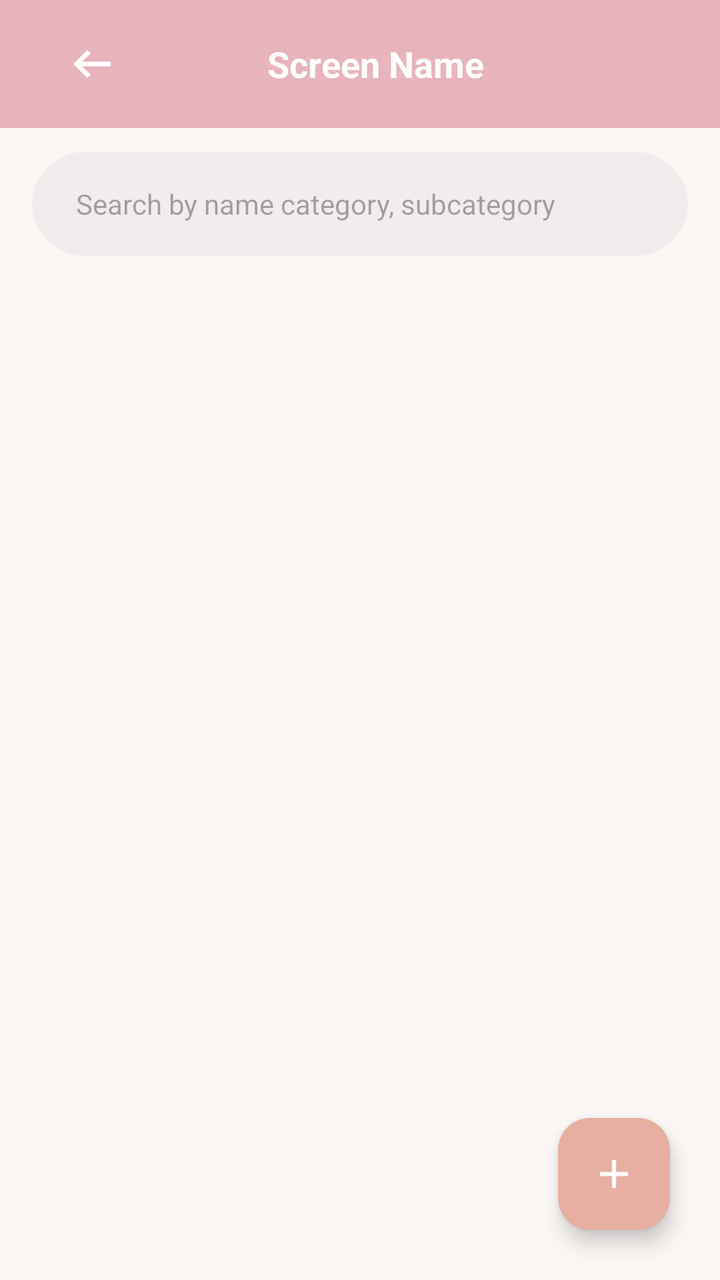
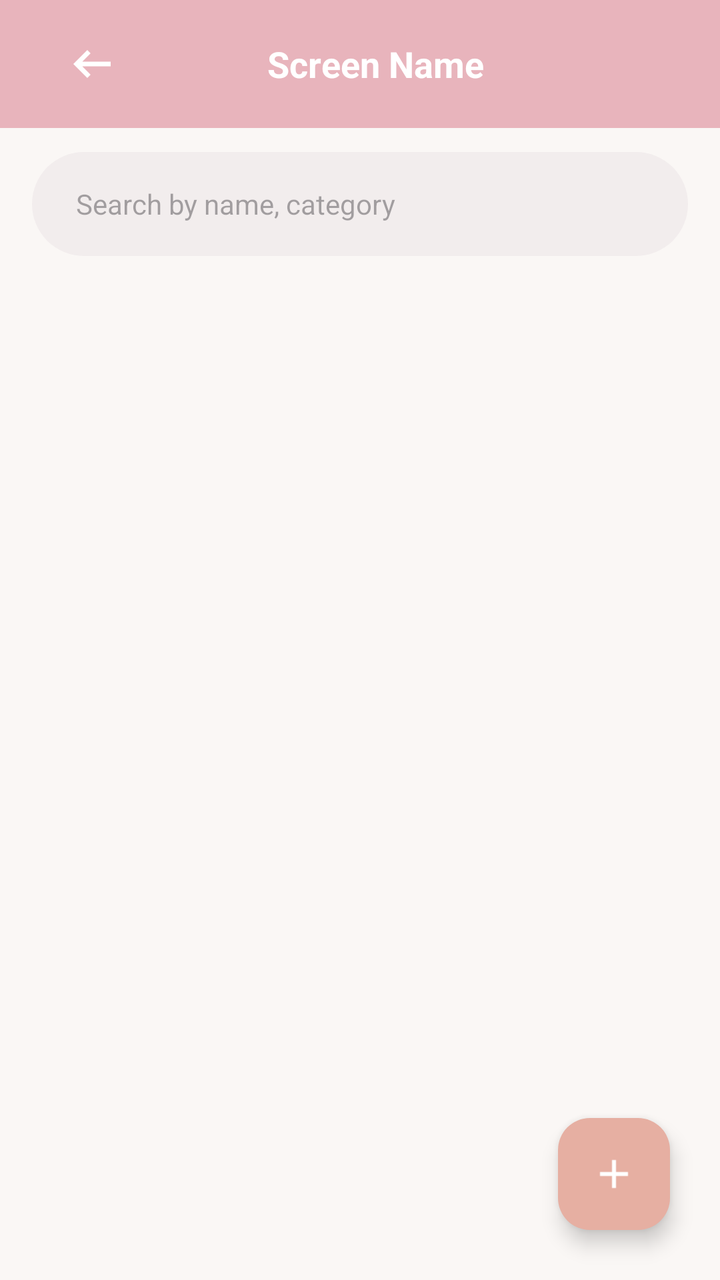

An Android layout rendered at two revisions. The XML below is the earlier revision; the diff shows what the commit changed to produce the second picture.
<!-- AndroidManifest.xml: application theme Theme.Stylica_app -->
<!-- res/layout/activity_products_view.xml -->
<?xml version="1.0" encoding="utf-8"?>
<RelativeLayout xmlns:android="http://schemas.android.com/apk/res/android"
    xmlns:app="http://schemas.android.com/apk/res-auto"
    android:id="@+id/main"
    android:layout_width="match_parent"
    android:layout_height="match_parent"
    android:background="@color/background_light"
    android:fitsSystemWindows="true"
    >

    <include
        layout="@layout/custom_app_bar"
        android:id="@+id/appBar"
        android:layout_width="match_parent"
        android:layout_height="wrap_content"
        android:layout_alignParentTop="true" />

    <LinearLayout
        android:id="@+id/contentLayout"
        android:layout_width="match_parent"
        android:layout_height="match_parent"
        android:layout_below="@+id/appBar"
        android:orientation="vertical">

        
        <LinearLayout
            android:layout_width="match_parent"
            android:layout_height="52dp"
            android:layout_marginHorizontal="16dp"
            android:layout_marginTop="12dp"
            android:layout_marginBottom="8dp"
            android:background="@drawable/search_bar_bg"
            android:gravity="center_vertical"
            android:orientation="horizontal"
            android:paddingHorizontal="12dp">

            <EditText
                android:id="@+id/searchProduct"
                android:layout_width="match_parent"
                android:layout_height="match_parent"
                android:background="@null"
                android:hint="Search by name category, subcategory"
                android:paddingStart="10dp"
                android:textColor="@color/text_primary"
                android:textSize="14sp"
                android:inputType="text"
                android:imeOptions="actionSearch"/>

        </LinearLayout>

        
        <HorizontalScrollView
            android:layout_width="match_parent"
            android:layout_height="wrap_content"
            android:scrollbars="none"
            android:paddingHorizontal="16dp"
            android:layout_marginBottom="8dp">

            <LinearLayout
                android:id="@+id/chipGroup"
                android:layout_width="wrap_content"
                android:layout_height="wrap_content"
                android:orientation="horizontal"
                android:gravity="center_vertical"/>

        </HorizontalScrollView>

        
        <ProgressBar
            android:id="@+id/loader"
            android:layout_width="wrap_content"
            android:layout_height="wrap_content"
            android:layout_gravity="center"
            android:indeterminateTint="@color/primary_light_variant"
            android:visibility="gone"/>

        
        <androidx.recyclerview.widget.RecyclerView
            android:id="@+id/productsView"
            android:layout_width="match_parent"
            android:layout_height="match_parent"
            android:paddingHorizontal="16dp"
            android:paddingBottom="80dp"
            android:clipToPadding="false"
            android:visibility="visible"/>

    </LinearLayout>

    
    <com.google.android.material.floatingactionbutton.FloatingActionButton
        android:id="@+id/fabAddProduct"
        android:layout_width="wrap_content"
        android:layout_height="wrap_content"
        android:layout_alignParentBottom="true"
        android:layout_alignParentEnd="true"
        android:layout_margin="25dp"
        app:backgroundTint="@color/primary_light_variant"
        app:srcCompat="@drawable/add_icon"
        app:tint="@null"/>

</RelativeLayout>
<!-- res/layout/custom_app_bar.xml (included above) -->
<?xml version="1.0" encoding="utf-8"?>
<androidx.appcompat.widget.Toolbar
    xmlns:android="http://schemas.android.com/apk/res/android"
    android:id="@+id/customToolbar"
    android:layout_width="match_parent"
    android:layout_height="56dp"
    android:background="@color/primary_light"
    android:theme="@style/ThemeOverlay.AppCompat.Light"
    >

    <RelativeLayout
        android:layout_width="match_parent"
        android:layout_height="match_parent"
        >

        
        <ImageView
            android:id="@+id/btnBack"
            android:layout_width="28dp"
            android:layout_height="28dp"
            android:src="@drawable/back_arrow"
            android:layout_centerVertical="true"
            android:layout_marginStart="16dp"/>

        
        <TextView
            android:id="@+id/screenTitle"
            android:layout_width="wrap_content"
            android:layout_height="wrap_content"
            android:text="Screen Name"
            android:textColor="#FFFFFF"
            android:textSize="18sp"
            android:textStyle="bold"
            android:layout_centerInParent="true"/>

    </RelativeLayout>

</androidx.appcompat.widget.Toolbar>
<!-- resources referenced by this layout -->
<resources>
  <color name="background_light">#FAF7F5</color>
  <color name="primary_light">#E8B4BC</color>
  <color name="primary_light_variant">#E6AFA2</color>
  <color name="text_primary">#1C1C1C</color>
  <!-- drawable add_icon (drawable) -->
  <vector xmlns:android="http://schemas.android.com/apk/res/android" android:height="24dp" android:tint="#FFFFFF" android:viewportHeight="960" android:viewportWidth="960" android:width="24dp">
        
      <path android:fillColor="@android:color/white" android:pathData="M440,520L200,520L200,440L440,440L440,200L520,200L520,440L760,440L760,520L520,520L520,760L440,760L440,520Z"/>
      
  </vector>
  <!-- drawable back_arrow (drawable) -->
  <vector xmlns:android="http://schemas.android.com/apk/res/android" android:autoMirrored="true" android:height="24dp" android:tint="#FFFFFF" android:viewportHeight="960" android:viewportWidth="960" android:width="24dp">
        
      <path android:fillColor="@android:color/white" android:pathData="M400,720L160,480L400,240L456,298L314,440L800,440L800,520L314,520L456,662L400,720Z"/>
      
  </vector>
  <!-- drawable search_bar_bg (drawable) -->
  <?xml version="1.0" encoding="utf-8"?>
  <shape xmlns:android="http://schemas.android.com/apk/res/android">
      <solid android:color="#F2EDED"/>
      <corners android:radius="30dp"/>
  </shape>
  <style name="Theme.Stylica_app" parent="Base.Theme.Stylica_app" />
  <style name="Base.Theme.Stylica_app" parent="Theme.Material3.Light.NoActionBar">
          <item name="android:statusBarColor">@color/primary_light</item>
          <item name="android:windowLightStatusBar">true</item>
          <item name="android:windowDrawsSystemBarBackgrounds">true</item>
          <item name="android:windowTranslucentStatus">false</item>
      </style>
</resources>

<!-- the commit's change to res/layout/activity_products_view.xml (unified diff, before → after) -->
@@ -39,7 +39,7 @@
                 android:layout_width="match_parent"
                 android:layout_height="match_parent"
                 android:background="@null"
-                android:hint="Search by name category, subcategory"
+                android:hint="Search by name, category"
                 android:paddingStart="10dp"
                 android:textColor="@color/text_primary"
                 android:textSize="14sp"
